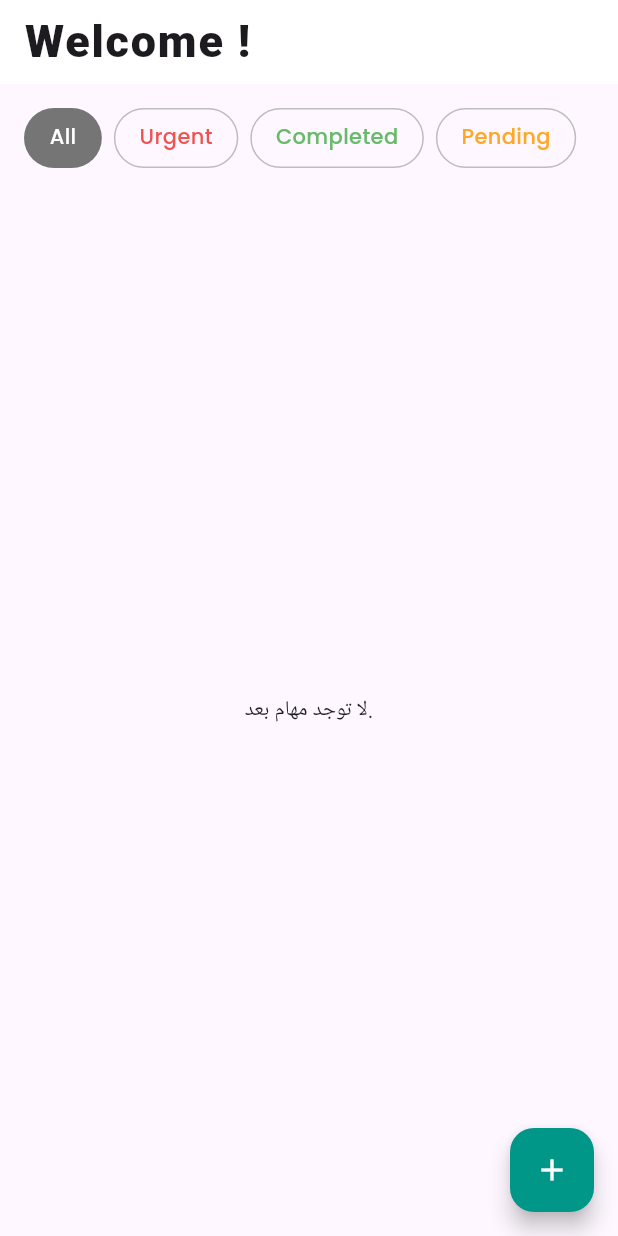
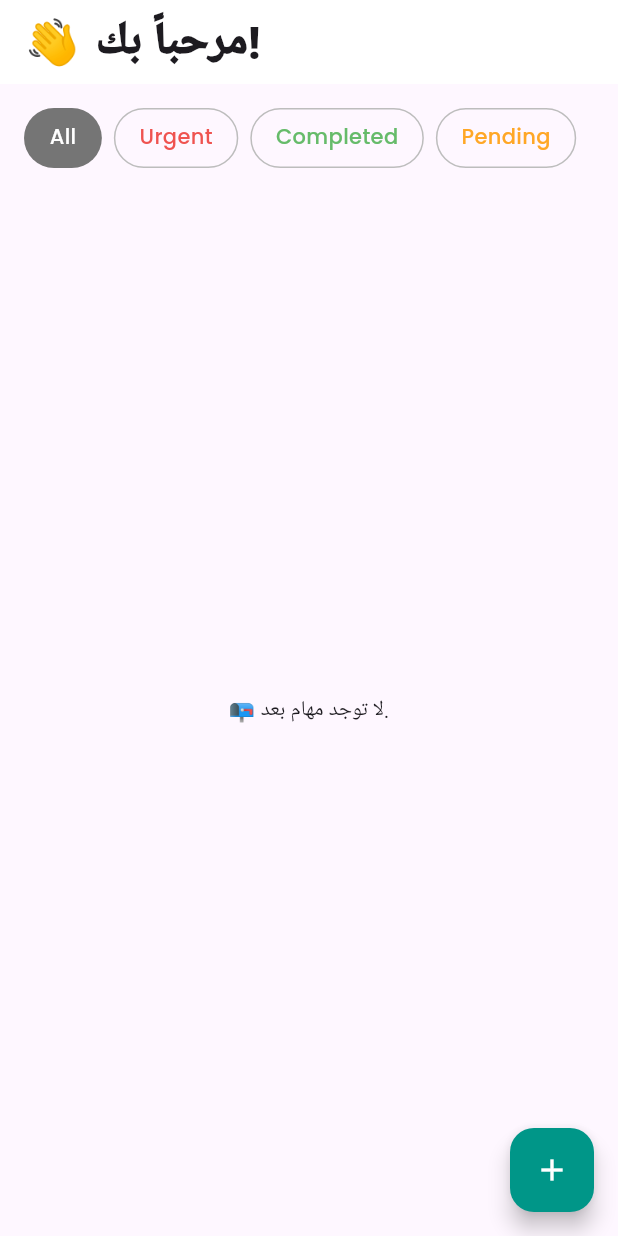
Before and after one commit to redaasd123/task_manager, a Flutter app: the screen it shows after launch, on a phone screen of 412 x 824 dp. Run offline on Flutter 3.47's test engine with Material 3 defaults, Android fonts, the light colour scheme and no system bars; our stand-ins replace another_flushbar, bloc, cloud_firestore, connectivity_plus, dartz, easy_localization and 9 more; accounts and stored records are empty.

Commit message:
refactor_code

```diff
--- a/lib/core/utils/message.dart
+++ b/lib/core/utils/message.dart
@@ -1,8 +1,3 @@
-// 📝 رسائل حالة الاتصال بالإنترنت
-// const String noInternetCreateMessage = "⚠️ لا يوجد اتصال بالإنترنت.\nتم الانشاء مؤقتا لحين عودة الاتصال.";
-// const String noInternetEditMessage = "⚠️ لا يوجد اتصال بالإنترنت.\nتم التعديل مؤقتا لحين عودة الاتصال.";
-// const String noInternetDeleteMessage = "⚠️ لا يوجد اتصال بالإنترنت.\تم التعديل مؤقتا لحين عودة الاتصال.";
-
 // ✅ رسائل النجاح
 const String taskCreatedMessage = "✅ تم إنشاء المهمة بنجاح!";
 const String taskUpdatedMessage = "✅ تم تعديل المهمة بنجاح!";
@@ -15,8 +10,16 @@ const String editTaskError = "❌ حدث خطأ أثناء تعديل المهم
 const String deleteTaskError = "❌ حدث خطأ أثناء حذف المهمة.";
 
 // ℹ️ رسائل عامة
-const String welcome = 'Welcome !';
-const String noTasksMessage = "لا توجد مهام بعد.";
-const String emptyStateMessage = "الحالة فارغة.";
+const String welcomeMessage = "👋 مرحباً بك!";
+const String noTasksMessage = "📭 لا توجد مهام بعد.";
+const String emptyStateMessage = "⚪ الحالة فارغة.";
 const String backOnlineMessage = "✅ تم استعادة الاتصال بالإنترنت.";
-const String noInternetMessage = "لا يوجد اتصال بالانترنت.❌";
+const String noInternetMessage = "❌ لا يوجد اتصال بالانترنت.";
+
+// ⚠️ رسائل التأكيد
+const String deleteConfirmationTitle = "تأكيد الحذف";
+const String deleteConfirmationContent = "هل تريد حذف هذا العنصر؟";
+const String cancelText = "إلغاء";
+const String deleteText = "حذف";
+const String editTask = 'Edit Task';
+const String createTask = 'Create Task';
--- a/lib/feature/home/presentation/view/home_view.dart
+++ b/lib/feature/home/presentation/view/home_view.dart
@@ -27,14 +27,13 @@ class HomeView extends StatelessWidget {
             return;
           } else if (state is ConnectivityConnected) {
             if (!cubit.isFirstFetch) {
-              //cubit.fetchTask();
               showGreenFlush(context, backOnlineMessage);
             }
           }
         },
         child: Scaffold(
           appBar: AppBar(
-            title: Text(welcome, style: Styles.textStyle30),
+            title: Text(welcomeMessage, style: Styles.textStyle30),
             backgroundColor: Colors.white,
             elevation: 0,
             scrolledUnderElevation: 0,
--- a/lib/feature/home/presentation/view/widget/home_view_body.dart
+++ b/lib/feature/home/presentation/view/widget/home_view_body.dart
@@ -5,7 +5,7 @@ import 'package:task_manager/feature/home/presentation/manager/home_cubit.dart';
 import 'package:task_manager/feature/home/presentation/view/widget/filter_button_list_view.dart';
 import 'package:task_manager/feature/home/presentation/view/widget/show_create_bottom_sheet.dart';
 
-import 'home_item_list_view.dart';
+import '../../../../../core/utils/message.dart';
 import 'home_view_bloc_consumer.dart';
 
 class HomeViewBody extends StatefulWidget {
@@ -23,7 +23,7 @@ class _HomeViewBodyState extends State<HomeViewBody> {
         backgroundColor: Colors.teal,
         child: const Icon(Icons.add, color: Colors.white),
         onPressed: () async {
-          final data = await showCreateBottomSheet(context,'Create Task');
+          final data = await showCreateBottomSheet(context,createTask);
           if (data != null) {
             BlocProvider.of<HomeCubit>(context)
                 .createTask(
```
Also changed, not shown: lib/feature/home/presentation/view/widget/home_item_list_view.dart (+24 -17 lines).
